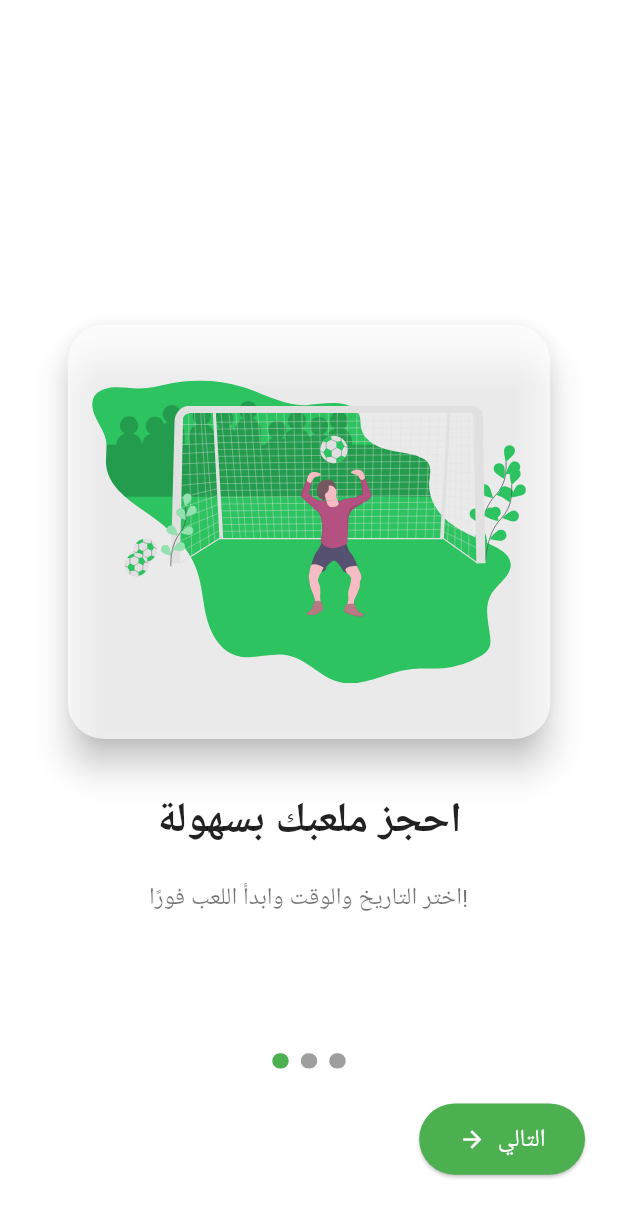
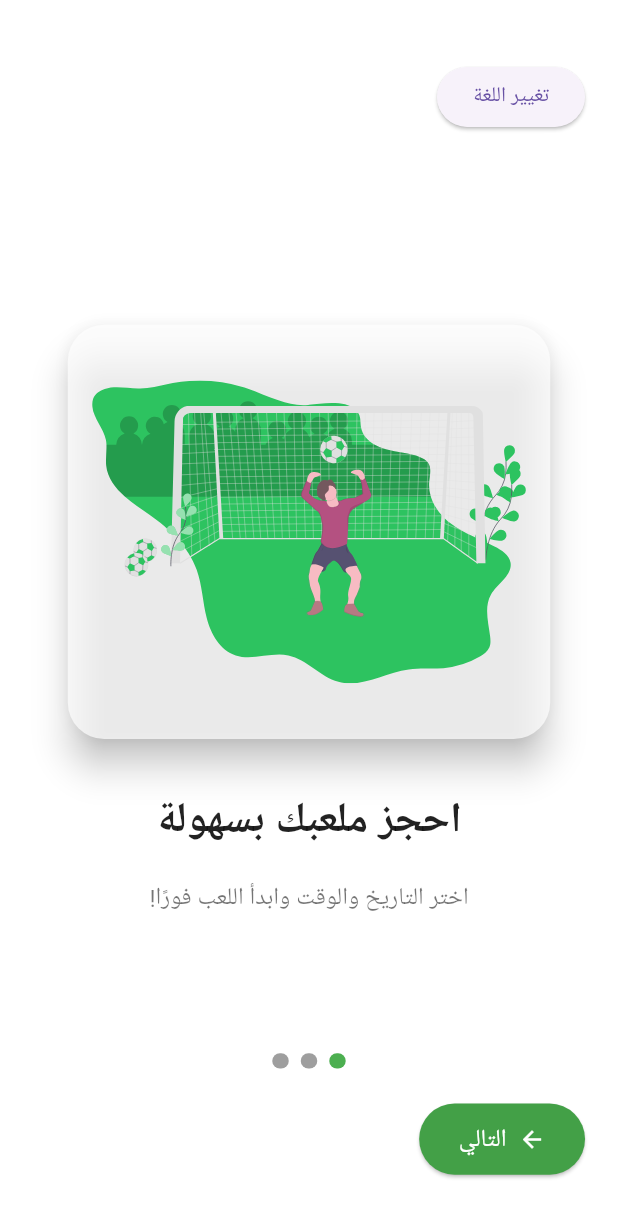
Before and after one commit to Mirella25/Reserving-stadiums-app, a Flutter app: the screen it shows after launch, on a phone screen of 412 x 824 dp. Shown: the top 1218 px of the screen. Run offline on Flutter 3.47's test engine with Material 3 defaults, Android fonts, the phone set to English and light mode, and no system bars; drawn by our look-alikes of smooth_page_indicator; our stand-ins replace animate_do, flutter_bloc, flutter_screenutil, flutter_svg, shared_preferences; generated files the repository leaves out were written again; Roboto replaces fonts that are missing (Cairo).

Commit message:
localization added

```diff
--- /dev/null
+++ b/l10n.yaml
@@ -0,0 +1,3 @@
+arb-dir: lib/l10n
+template-arb-file: app_en.arb
+output-localization-file: app_localizations.dart
--- a/lib/features/onboarding/presentation/pages/intro_screen.dart
+++ b/lib/features/onboarding/presentation/pages/intro_screen.dart
@@ -1,9 +1,12 @@
 import 'package:flutter/material.dart';
+import 'package:flutter_bloc/flutter_bloc.dart';
 import 'package:flutter_screenutil/flutter_screenutil.dart';
 import 'package:flutter_svg/flutter_svg.dart';
 import 'package:shared_preferences/shared_preferences.dart';
 import 'package:smooth_page_indicator/smooth_page_indicator.dart';
+import 'package:flutter_gen/gen_l10n/app_localizations.dart';
 
+import '../../../../core/localization/cubit_localization.dart';
 import 'intro_page.dart';
 
 class IntroScreen extends StatefulWidget {
@@ -17,37 +20,29 @@
   final PageController _controller = PageController();
   int currentPage = 0;
 
-
-
   @override
   Widget build(BuildContext context) {
     final pages = [
       IntroPage(
-        title: 'احجز ملعبك بسهولة',
-        subtitle: 'اختر التاريخ والوقت وابدأ اللعب فورًا!',
-        image: SvgPicture.asset(
-          'assets/images/first_image_intro.svg',
-        ),
+        title: AppLocalizations.of(context)!.introTitle1,
+        subtitle: AppLocalizations.of(context)!.introSubtitle1,
+        image: SvgPicture.asset('assets/images/first_image_intro.svg'),
         backgroundcolor: Colors.white,
       ),
       IntroPage(
-        title: 'كوّن فريقك ودعُ أصدقاءك',
-        subtitle: 'رتب المباريات وتابع التقييمات',
-        image: SvgPicture.asset(
-          'assets/images/undraw_junior-soccer_0lib (1).svg',
-        ),
+        title: AppLocalizations.of(context)!.introTitle2,
+        subtitle: AppLocalizations.of(context)!.introSubtitle2,
+        image: SvgPicture.asset('assets/images/undraw_junior-soccer_0lib (1).svg'),
         backgroundcolor: Colors.white,
       ),
       IntroPage(
-        title: 'استكشف الملاعب حولك',
-        subtitle: 'شاهد مواقع الملاعب واختر الأنسب',
-        image: SvgPicture.asset(
-          'assets/images/undraw_destination_fkst.svg',
-
-        ),
+        title: AppLocalizations.of(context)!.introTitle3,
+        subtitle: AppLocalizations.of(context)!.introSubtitle3,
+        image: SvgPicture.asset('assets/images/undraw_destination_fkst.svg'),
         backgroundcolor: Colors.white,
       ),
     ];
+
     return Scaffold(
       body: Stack(
         children: [
@@ -61,7 +56,6 @@
             },
             itemBuilder: (_, index) => pages[index],
           ),
-
 
           Positioned(
             bottom: 110.h,
@@ -80,13 +74,26 @@
             ),
           ),
 
+          Positioned(
+            top: 40.h,
+            right: 20.w,
+            child: ElevatedButton(
+              onPressed: () {
+                final cubit = context.read<LanguageCubit>();
+                final current = Localizations.localeOf(context).languageCode;
+                cubit.changeLanguage(current == 'ar' ? 'en' : 'ar');
+              },
+              child: Text(AppLocalizations.of(context)!.switchLang),
+            ),
+          ),
 
           Positioned(
             bottom: 40.h,
-            right: 20.w,
+            left: Directionality.of(context) == TextDirection.rtl ? null : 20.w,
+            right: Directionality.of(context) == TextDirection.rtl ? 20.w : null,
             child: ElevatedButton.icon(
               style: ElevatedButton.styleFrom(
-                backgroundColor: Colors.green,
+                backgroundColor: Colors.green.shade600,
                 padding: EdgeInsets.symmetric(horizontal: 24.w, vertical: 12.h),
                 shape: RoundedRectangleBorder(
                   borderRadius: BorderRadius.circular(30.r),
@@ -104,12 +111,15 @@
                   Navigator.pushReplacementNamed(context, '/login');
                 }
               },
-
-              icon: Icon(currentPage < pages.length - 1 ? Icons.arrow_forward : Icons.check,
-                color: Colors.white,),
+              icon: Icon(
+                currentPage < pages.length - 1 ? Icons.arrow_forward : Icons.check,
+                color: Colors.white,
+              ),
               label: Text(
-                currentPage < pages.length - 1 ? 'التالي' : 'ابدأ الآن',
-                style: TextStyle(fontSize: 16.sp,color: Colors.white),
+                currentPage < pages.length - 1
+                    ? AppLocalizations.of(context)!.next
+                    : AppLocalizations.of(context)!.startNow,
+                style: TextStyle(fontSize: 16.sp, color: Colors.white),
               ),
             ),
           ),
--- a/lib/main.dart
+++ b/lib/main.dart
@@ -1,12 +1,21 @@
 import 'package:flutter/material.dart';
+import 'package:flutter_bloc/flutter_bloc.dart';
 import 'package:flutter_screenutil/flutter_screenutil.dart';
-import 'package:reserving_stadiums_app/shared/widgets/splash_screen.dart';
+import 'package:flutter_localizations/flutter_localizations.dart';
+import 'package:flutter_gen/gen_l10n/app_localizations.dart';
+import 'core/localization/cubit_localization.dart';
 import 'features/auth/presentation/pages/login_page.dart';
+import 'shared/widgets/splash_screen.dart';
 import 'features/onboarding/presentation/pages/intro_screen.dart';
 
 
 void main() {
-  runApp(const MyApp());
+  runApp(
+    BlocProvider(
+      create: (_) => LanguageCubit()..loadSavedLanguage(),
+      child: const MyApp(),
+    ),
+  );
 }
 
 class MyApp extends StatelessWidget {
@@ -14,24 +23,30 @@
 
   @override
   Widget build(BuildContext context) {
+    return BlocBuilder<LanguageCubit, Locale>(
+      builder: (context, locale) {
         return ScreenUtilInit(
           designSize: const Size(375, 812),
           minTextAdapt: true,
           splitScreenMode: true,
-      builder: (context, child) {
-        return MaterialApp(
+          builder: (_, child) => MaterialApp(
             debugShowCheckedModeBanner: false,
-          title: 'Reserving Stadiums App',
-          theme: ThemeData(
-            primarySwatch: Colors.green,
-            fontFamily: 'Cairo',
-          ),
+            title: 'Stadium Booking App',
+            locale: locale,
+            supportedLocales: const [Locale('en'), Locale('ar')],
+            localizationsDelegates: const [
+              AppLocalizations.delegate,
+              GlobalMaterialLocalizations.delegate,
+              GlobalWidgetsLocalizations.delegate,
+              GlobalCupertinoLocalizations.delegate,
+            ],
             initialRoute: '/',
             routes: {
-            '/': (context) => const SplashScreen(),
-            '/intro': (context) => const IntroScreen(),
-            '/login': (context) => const LoginScreen(), // مؤقتًا
+              '/': (_) => const SplashScreen(),
+              '/intro': (_) => const IntroScreen(),
+              '/login': (_) => const LoginScreen(),
             },
+          ),
         );
       },
     );
--- a/pubspec.yaml
+++ b/pubspec.yaml
@@ -37,6 +37,8 @@
   smooth_page_indicator:
   animate_do:
   shared_preferences:
+  flutter_localization:
+  flutter_bloc:
 
 
 
@@ -52,7 +54,7 @@
   # package. See that file for information about deactivating specific lint
   # rules and activating additional ones.
   flutter_lints: ^3.0.0
-
+  intl:
 
 # For information on the generic Dart part of this file, see the
 # following page: https://dart.dev/tools/pub/pubspec
@@ -64,6 +66,7 @@
   # included with your application, so that you can use the icons in
   # the material Icons class.
   uses-material-design: true
+  generate: true
 
   # To add assets to your application, add an assets section, like this:
   assets:
```
Also changed, not shown: lib/core/localization/cubit_localization.dart (added, +20 -0 lines), lib/l10n/app_ar.arb (added, +12 -0 lines), lib/l10n/app_en.arb (added, +12 -0 lines), pubspec.lock, 9 other files. Lines whose indentation alone changed are shown as unchanged.
